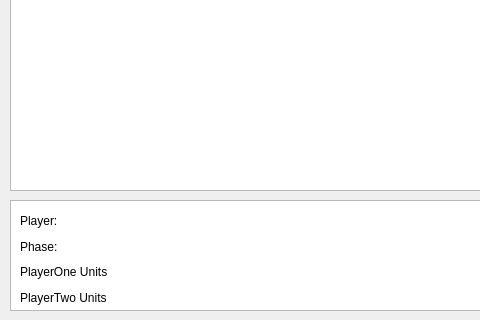
Before: the Qt Designer form BattleIsle/gamewidget.ui in BenjaminBerkei/Swt-Praktikum, drawn with Qt 5; both pictures show x 0 to 480 and y 400 to 720 of the 1180 by 720 pixel window.
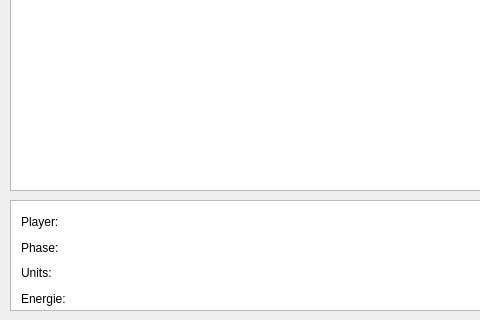
After: the same form once the commit is applied.

What changed in the file:
```diff
--- a/BattleIsle/gamewidget.ui
+++ b/BattleIsle/gamewidget.ui
@@ -56,9 +56,9 @@
   <widget class="QWidget" name="">
    <property name="geometry">
     <rect>
-     <x>20</x>
-     <y>611</y>
-     <width>151</width>
+     <x>21</x>
+     <y>612</y>
+     <width>141</width>
      <height>96</height>
     </rect>
    </property>
@@ -104,7 +104,7 @@
       <item>
        <widget class="QLabel" name="labelPlayerOneUnits">
         <property name="text">
-         <string>PlayerOne Units</string>
+         <string>Units: </string>
         </property>
        </widget>
       </item>
@@ -122,7 +122,7 @@
       <item>
        <widget class="QLabel" name="labelPlayerTwoUnits">
         <property name="text">
-         <string>PlayerTwo Units</string>
+         <string>Energie:</string>
         </property>
        </widget>
       </item>
```
Left out of the diff: 8 changed lines with no effect on the pictures.
